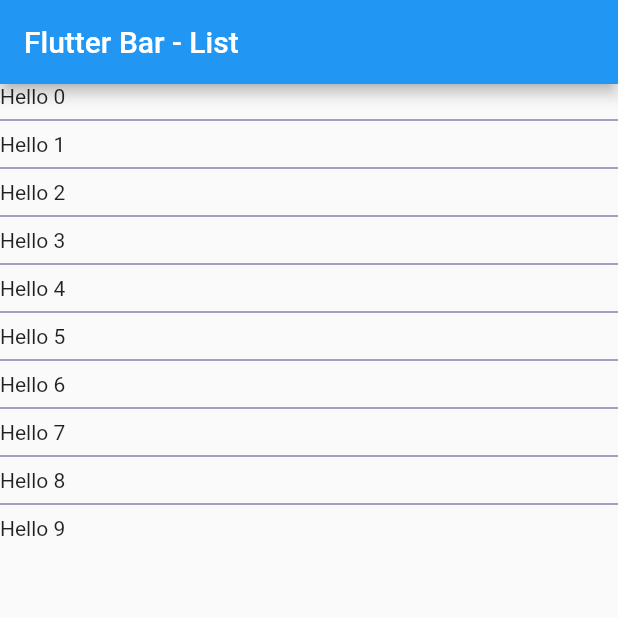
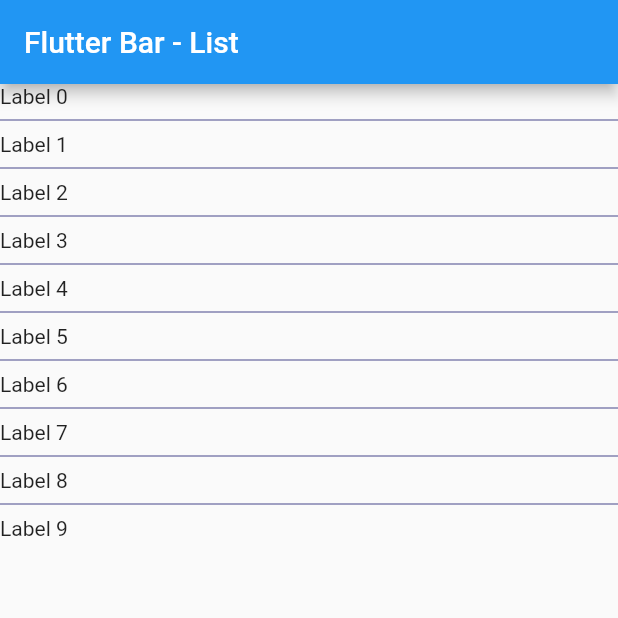
Before and after one commit to hustlebar/flutterbar, a Flutter app: the screen it shows after launch, on a phone screen of 412 x 824 dp, the top half of it. Run offline on Flutter 3.47's test engine with Material 2 defaults, Android fonts, the phone set to English and light mode, and no system bars.

Commit message:
Text is changed

```diff
--- a/lib/layouts/list.dart
+++ b/lib/layouts/list.dart
@@ -30,7 +30,7 @@ class FlutterBarList extends StatelessWidget {
   _buildSeparatedList() {
     return ListView.separated(
       itemBuilder: (BuildContext context, int index) {
-        return Text('Hello $index');
+        return Text('Label $index');
       },
       separatorBuilder: (BuildContext context, int index) {
         return Divider(
```
